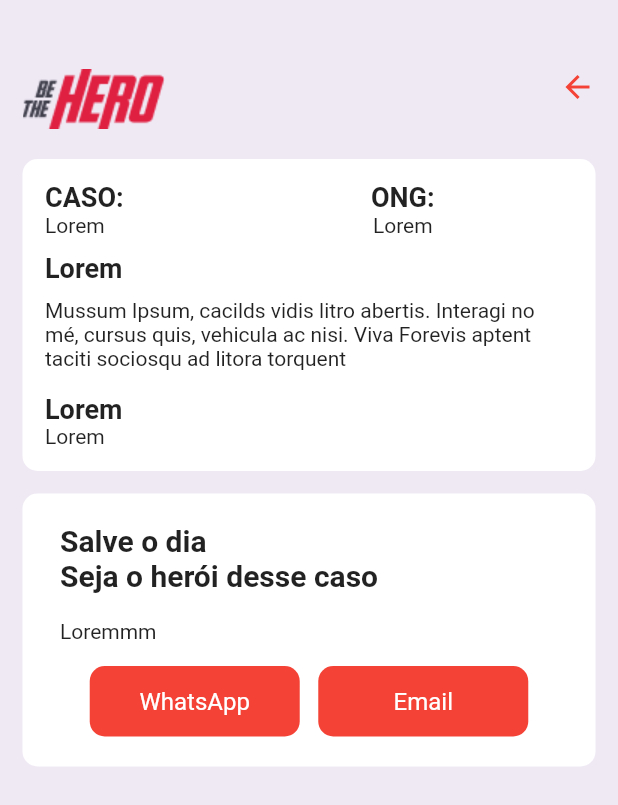
After one commit to FavoriteProjects/be-the-hero-flutter, a Flutter app: the screen it shows after launch, after a tap on the "arrow forward" icon, on a phone screen of 412 x 824 dp. The commit adds this screen. Shown: the top 805 px of the screen. Run offline on Flutter 3.47's test engine with Material 2 defaults, Android fonts, the phone set to English and light mode, and no system bars.

Commit message:
:construction: added details screen

```diff
--- /dev/null
+++ b/lib/ui/screens/details_screen.dart
@@ -0,0 +1,165 @@
+import 'package:flutter/material.dart';
+
+import '../widgets/hero_button.dart';
+import '../widgets/hero_card.dart';
+import '../widgets/hero_text.dart';
+
+class DetailsScreen extends StatelessWidget {
+  @override
+  Widget build(BuildContext context) {
+    return Scaffold(
+      backgroundColor: Color.fromRGBO(239, 233, 244, 1.0),
+      body: Padding(
+        padding: const EdgeInsets.only(top: 46, left: 15.0, right: 15.0),
+        child: Column(
+          children: <Widget>[
+            Padding(
+              padding: const EdgeInsets.only(bottom: 20.0),
+              child: Row(
+                mainAxisAlignment: MainAxisAlignment.spaceBetween,
+                crossAxisAlignment: CrossAxisAlignment.start,
+                children: <Widget>[
+                  Image.asset('assets/images/logo.png'),
+                  GestureDetector(
+                    child: Icon(
+                      Icons.arrow_back,
+                      color: Theme.of(context).primaryColor,
+                    ),
+                    onTap: () {
+                      Navigator.pop(context);
+                    },
+                  ),
+                ],
+              ),
+            ),
+            HeroCard(
+              paddingX: 15.0,
+              paddingY: 15.0,
+              child: Column(
+                crossAxisAlignment: CrossAxisAlignment.start,
+                children: <Widget>[
+                  Padding(
+                    padding: const EdgeInsets.only(bottom: 10.0),
+                    child: Row(
+                      mainAxisAlignment: MainAxisAlignment.start,
+                      children: <Widget>[
+                        Column(
+                          crossAxisAlignment: CrossAxisAlignment.start,
+                          children: <Widget>[
+                            HeroText(
+                              text: 'CASO:',
+                              size: 18.0,
+                              bold: true,
+                            ),
+                            HeroText(
+                              text: 'Lorem',
+                            ),
+                          ],
+                        ),
+                        SizedBox(
+                          width: MediaQuery.of(context).size.width * 0.4,
+                        ),
+                        Column(
+                          children: <Widget>[
+                            HeroText(
+                              text: 'ONG:',
+                              size: 18.0,
+                              bold: true,
+                            ),
+                            HeroText(
+                              text: 'Lorem',
+                            ),
+                          ],
+                        ),
+                      ],
+                    ),
+                  ),
+                  Column(
+                    mainAxisAlignment: MainAxisAlignment.start,
+                    crossAxisAlignment: CrossAxisAlignment.start,
+                    children: <Widget>[
+                      HeroText(
+                        text: 'Lorem',
+                        size: 18.0,
+                        bold: true,
+                      ),
+                      Padding(
+                        padding: const EdgeInsets.only(
+                          top: 10.0,
+                          bottom: 15.0,
+                        ),
+                        child: HeroText(
+                          text:
+                              'Mussum Ipsum, cacilds vidis litro abertis. Interagi no mé, cursus quis, vehicula ac nisi. Viva Forevis aptent taciti sociosqu ad litora torquent',
+                        ),
+                      ),
+                    ],
+                  ),
+                  Column(
+                    mainAxisAlignment: MainAxisAlignment.start,
+                    crossAxisAlignment: CrossAxisAlignment.start,
+                    children: <Widget>[
+                      HeroText(
+                        text: 'Lorem',
+                        size: 18.0,
+                        bold: true,
+                      ),
+                      HeroText(
+                        text: 'Lorem',
+                      ),
+                    ],
+                  ),
+                ],
+              ),
+            ),
+            SizedBox(height: 15.0),
+            HeroCard(
+              paddingX: 25.0,
+              paddingY: 20.0,
+              child: Column(
+                crossAxisAlignment: CrossAxisAlignment.start,
+                children: <Widget>[
+                  HeroText(
+                    text: 'Salve o dia',
+                    size: 20.0,
+                    bold: true,
+                  ),
+                  HeroText(
+                    text: 'Seja o herói desse caso',
+                    size: 20.0,
+                    bold: true,
+                  ),
+                  Padding(
+                    padding: const EdgeInsets.only(
+                      top: 18.0,
+                      bottom: 15.0,
+                    ),
+                    child: HeroText(
+                      text: 'Loremmm',
+                    ),
+                  ),
+                  Row(
+                    mainAxisAlignment: MainAxisAlignment.center,
+                    children: <Widget>[
+                      HeroButton(
+                        text: 'WhatsApp',
+                        onPressed: () {},
+                      ),
+                      SizedBox(
+                        width: MediaQuery.of(context).size.width * 0.03,
+                      ),
+                      HeroButton(
+                        text: 'Email',
+                        onPressed: () {},
+                      )
+                    ],
+                  )
+                ],
+              ),
+            )
+          ],
+        ),
+      ),
+    );
+  }
+}
--- /dev/null
+++ b/lib/ui/widgets/hero_button.dart
@@ -0,0 +1,28 @@
+import 'package:flutter/material.dart';
+
+import 'hero_card.dart';
+
+class HeroButton extends StatelessWidget {
+  final String text;
+  final VoidCallback onPressed;
+
+  const HeroButton({this.text, this.onPressed});
+
+  @override
+  Widget build(BuildContext context) {
+    return HeroCard(
+      paddingX: 30,
+      paddingY: 14,
+      width: 140.0,
+      color: Theme.of(context).primaryColor,
+      child: Text(
+        text,
+        textAlign: TextAlign.center,
+        style: TextStyle(
+          color: Colors.white,
+          fontSize: 16.0,
+        ),
+      ),
+    );
+  }
+}
--- /dev/null
+++ b/lib/ui/widgets/hero_card.dart
@@ -0,0 +1,37 @@
+import 'package:flutter/material.dart';
+
+class HeroCard extends StatelessWidget {
+  final Color color;
+  final double radius;
+  final double paddingX;
+  final double paddingY;
+  final double width;
+  final Widget child;
+
+  const HeroCard({
+    this.color,
+    this.radius,
+    this.paddingX,
+    this.paddingY,
+    this.width,
+    this.child,
+  });
+
+  @override
+  Widget build(BuildContext context) {
+    return Container(
+      width: width,
+      padding: EdgeInsets.symmetric(
+        horizontal: paddingX,
+        vertical: paddingY,
+      ),
+      decoration: BoxDecoration(
+        color: color ?? Colors.white,
+        borderRadius: BorderRadius.circular(
+          radius ?? 10.0,
+        ),
+      ),
+      child: child,
+    );
+  }
+}
--- a/lib/ui/widgets/hero_item.dart
+++ b/lib/ui/widgets/hero_item.dart
@@ -1,3 +1,4 @@
+import 'package:be_the_hero/ui/screens/details_screen.dart';
 import 'package:flutter/material.dart';
 
 import 'hero_text.dart';
@@ -53,9 +54,19 @@ class HeroItem extends StatelessWidget {
                     bold: true,
                     color: Theme.of(context).primaryColor,
                   ),
-                  Icon(
-                    Icons.arrow_forward,
-                    color: Theme.of(context).primaryColor,
+                  GestureDetector(
+                    child: Icon(
+                      Icons.arrow_forward,
+                      color: Theme.of(context).primaryColor,
+                    ),
+                    onTap: () {
+                      Navigator.push(
+                        context,
+                        MaterialPageRoute(
+                          builder: (context) => DetailsScreen(),
+                        ),
+                      );
+                    },
                   )
                 ],
               ),
```
